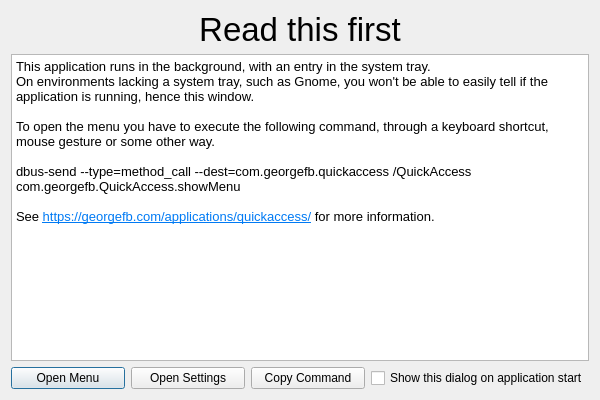
First picture: the form in ui/startupdialog.ui, repository g-fb/quickaccess, before the edit.
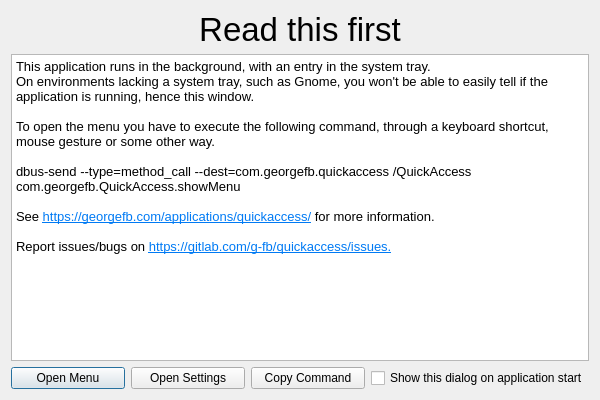
Second picture: the form after the edit.

Diff of the .ui file:
```diff
--- a/ui/startupdialog.ui
+++ b/ui/startupdialog.ui
@@ -51,7 +51,9 @@
 &lt;p style=&quot;-qt-paragraph-type:empty; margin-top:0px; margin-bottom:0px; margin-left:0px; margin-right:0px; -qt-block-indent:0; text-indent:0px;&quot;&gt;&lt;br /&gt;&lt;/p&gt;
 &lt;p style=&quot; margin-top:0px; margin-bottom:0px; margin-left:0px; margin-right:0px; -qt-block-indent:0; text-indent:0px;&quot;&gt;&lt;span style=&quot; font-family:'Hack';&quot;&gt;dbus-send --type=method_call --dest=com.georgefb.quickaccess /QuickAccess com.georgefb.QuickAccess.showMenu&lt;/span&gt;&lt;/p&gt;
 &lt;p style=&quot;-qt-paragraph-type:empty; margin-top:0px; margin-bottom:0px; margin-left:0px; margin-right:0px; -qt-block-indent:0; text-indent:0px; font-family:'Hack';&quot;&gt;&lt;br /&gt;&lt;/p&gt;
-&lt;p style=&quot; margin-top:0px; margin-bottom:0px; margin-left:0px; margin-right:0px; -qt-block-indent:0; text-indent:0px;&quot;&gt;&lt;span style=&quot; font-family:'Hack';&quot;&gt;See &lt;/span&gt;&lt;a href=&quot;https://georgefb.com/applications/quickaccess/&quot;&gt;&lt;span style=&quot; text-decoration: underline; color:#007af4;&quot;&gt;https://georgefb.com/applications/quickaccess/&lt;/span&gt;&lt;/a&gt;&lt;span style=&quot; font-family:'Hack';&quot;&gt; for more information.&lt;/span&gt;&lt;/p&gt;&lt;/body&gt;&lt;/html&gt;</string>
+&lt;p style=&quot; margin-top:0px; margin-bottom:0px; margin-left:0px; margin-right:0px; -qt-block-indent:0; text-indent:0px;&quot;&gt;&lt;span style=&quot; font-family:'Hack';&quot;&gt;See &lt;/span&gt;&lt;a href=&quot;https://georgefb.com/applications/quickaccess/&quot;&gt;&lt;span style=&quot; text-decoration: underline; color:#007af4;&quot;&gt;https://georgefb.com/applications/quickaccess/&lt;/span&gt;&lt;/a&gt;&lt;span style=&quot; font-family:'Hack';&quot;&gt; for more information.&lt;/span&gt;&lt;/p&gt;
+&lt;p style=&quot;-qt-paragraph-type:empty; margin-top:0px; margin-bottom:0px; margin-left:0px; margin-right:0px; -qt-block-indent:0; text-indent:0px; font-family:'Hack';&quot;&gt;&lt;br /&gt;&lt;/p&gt;
+&lt;p style=&quot; margin-top:0px; margin-bottom:0px; margin-left:0px; margin-right:0px; -qt-block-indent:0; text-indent:0px;&quot;&gt;&lt;span style=&quot; font-family:'Hack';&quot;&gt;Report issues/bugs on &lt;/span&gt;&lt;a href=&quot;https://gitlab.com/g-fb/quickaccess/issues&quot;&gt;&lt;span style=&quot; text-decoration: underline; color:#007af4;&quot;&gt;https://gitlab.com/g-fb/quickaccess/issues.&lt;/span&gt;&lt;/a&gt;&lt;/p&gt;&lt;/body&gt;&lt;/html&gt;</string>
        </property>
        <property name="openExternalLinks">
         <bool>true</bool>
```
